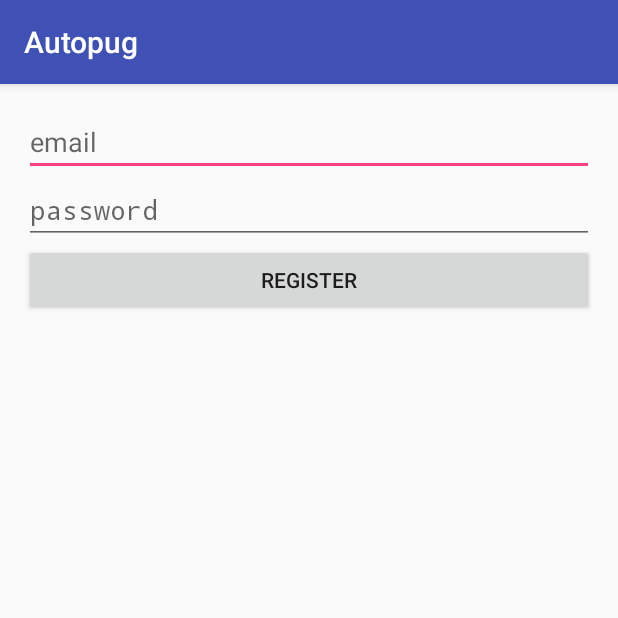
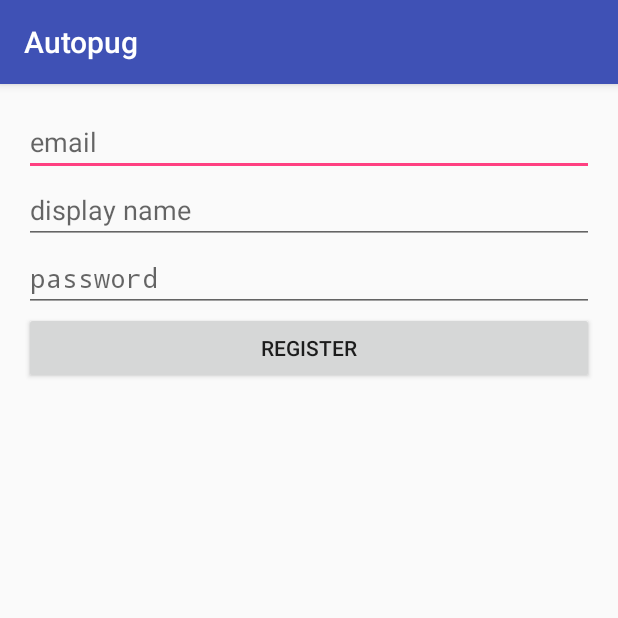
Before and after one commit to izaheichou/Autopug, an Android app: the RegistrationActivity screen opened directly, with no data from a screen before it, after a tap on "REGISTER", on a phone screen of 412 x 824 dp, the top half of it. Run offline under Robolectric (Android 15) with nearby library versions, the phone set to English and light mode, and no system bars; our stand-ins replace Firebase (no records; nobody signed in at launch, a user with empty details on screens opened directly); 1 statement that could not run was skipped.

Commit message:
displayname

```diff
--- a/app/src/main/java/cgdatlahacks2k18/autopug/RegistrationActivity.java
+++ b/app/src/main/java/cgdatlahacks2k18/autopug/RegistrationActivity.java
@@ -18,11 +18,15 @@ import com.google.firebase.auth.AuthResult;
 import com.google.firebase.auth.FirebaseAuth;
 import com.google.firebase.auth.FirebaseAuthException;
 import com.google.firebase.auth.FirebaseUser;
+import com.google.firebase.database.DatabaseReference;
+import com.google.firebase.database.FirebaseDatabase;
+
+import java.sql.DatabaseMetaData;
 
 public class RegistrationActivity extends AppCompatActivity {
 
     private Button mRegister;
-    private EditText mEmail, mPassword;
+    private EditText mEmail, mPassword, mDisplayName;
 
     private FirebaseAuth mAuth;
     private FirebaseAuth.AuthStateListener firebaseAuthStateListener;
@@ -50,12 +54,17 @@ public class RegistrationActivity extends AppCompatActivity {
         mEmail = (EditText) findViewById(R.id.email);
         mPassword = (EditText) findViewById(R.id.password);
         mPassword.setInputType(InputType.TYPE_CLASS_TEXT | InputType.TYPE_TEXT_VARIATION_PASSWORD);
+        mDisplayName = (EditText) findViewById(R.id.displayname);
 
         mRegister.setOnClickListener(new View.OnClickListener() {
             @Override
             public void onClick(View view) {
                 final String email = mEmail.getText().toString();
                 final String password = mPassword.getText().toString();
+                final String displayName = mDisplayName.getText().toString();
+                if (displayName == null) {
+                    Toast.makeText(RegistrationActivity.this, "please enter a display name", Toast.LENGTH_SHORT).show();
+                }
                 mAuth.createUserWithEmailAndPassword(email, password).addOnCompleteListener(RegistrationActivity.this, new OnCompleteListener<AuthResult>() {
                     @Override
                     public void onComplete(@NonNull Task<AuthResult> task) {
@@ -63,6 +72,11 @@ public class RegistrationActivity extends AppCompatActivity {
                             FirebaseException e = (FirebaseException)task.getException();
                             Toast.makeText(RegistrationActivity.this, "sign up error", Toast.LENGTH_SHORT).show();
                             Log.e("LoginActivity", "Failed Registration", e);  // TODO: detect errors such as weak password and notify user
+                        } else {
+                            String userId = mAuth.getCurrentUser().getUid();
+                            DatabaseReference currentUserDb = FirebaseDatabase.getInstance().getReference()
+                                    .child("Users").child("displayName");
+                            currentUserDb.setValue(displayName);
                         }
                     }
                 });
--- a/app/src/main/res/layout/activity_registration.xml
+++ b/app/src/main/res/layout/activity_registration.xml
@@ -19,6 +19,11 @@
     <EditText
         android:layout_width="match_parent"
         android:layout_height="wrap_content"
+        android:hint="display name"
+        android:id="@+id/displayname"/>
+    <EditText
+        android:layout_width="match_parent"
+        android:layout_height="wrap_content"
         android:hint="password"
         android:id="@+id/password"/>
     <Button
```
